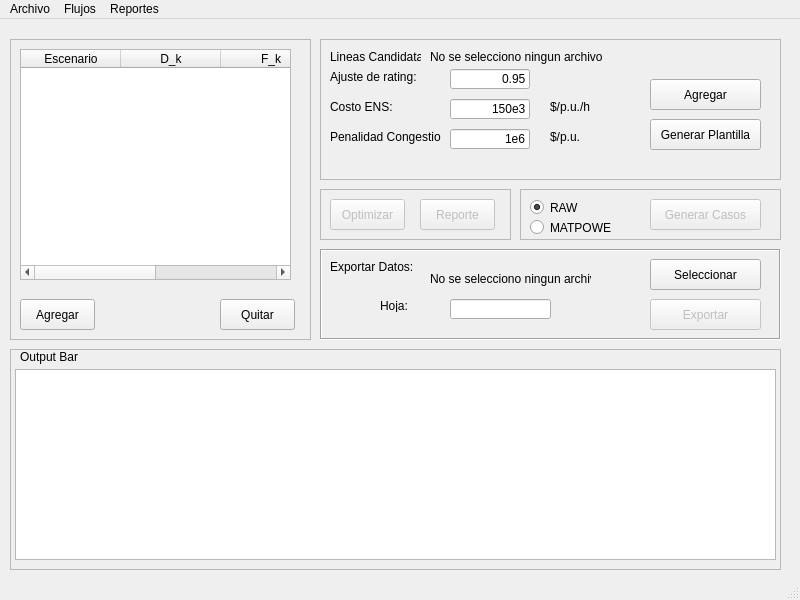
First picture: the form in tnep/ui/UI.ui, repository jbarberia/TNEP.py, before the edit.
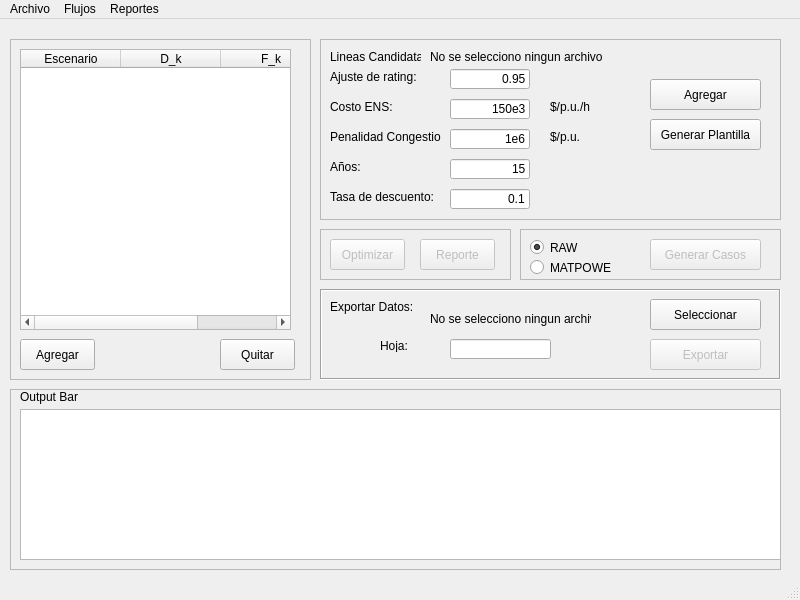
Second picture: the form after the edit.

Patch:
```diff
--- a/tnep/ui/UI.ui
+++ b/tnep/ui/UI.ui
@@ -35,7 +35,7 @@
       <x>10</x>
       <y>20</y>
       <width>301</width>
-      <height>301</height>
+      <height>341</height>
      </rect>
     </property>
     <property name="frameShape">
@@ -48,7 +48,7 @@
      <property name="geometry">
       <rect>
        <x>10</x>
-       <y>260</y>
+       <y>300</y>
        <width>75</width>
        <height>31</height>
       </rect>
@@ -61,7 +61,7 @@
      <property name="geometry">
       <rect>
        <x>210</x>
-       <y>260</y>
+       <y>300</y>
        <width>75</width>
        <height>31</height>
       </rect>
@@ -76,9 +76,21 @@
        <x>10</x>
        <y>10</y>
        <width>271</width>
-       <height>231</height>
+       <height>281</height>
       </rect>
      </property>
+     <property name="horizontalScrollBarPolicy">
+      <enum>Qt::ScrollBarAlwaysOn</enum>
+     </property>
+     <property name="sizeAdjustPolicy">
+      <enum>QAbstractScrollArea::AdjustIgnored</enum>
+     </property>
+     <property name="autoScroll">
+      <bool>false</bool>
+     </property>
+     <property name="horizontalScrollMode">
+      <enum>QAbstractItemView::ScrollPerPixel</enum>
+     </property>
      <column>
       <property name="text">
        <string>Escenario</string>
@@ -105,9 +117,9 @@
     <property name="geometry">
      <rect>
       <x>10</x>
-      <y>330</y>
+      <y>370</y>
       <width>771</width>
-      <height>221</height>
+      <height>181</height>
      </rect>
     </property>
     <property name="frameShape">
@@ -132,10 +144,10 @@
     <widget class="QTextBrowser" name="textOutputBar">
      <property name="geometry">
       <rect>
-       <x>5</x>
+       <x>10</x>
        <y>20</y>
        <width>761</width>
-       <height>191</height>
+       <height>151</height>
       </rect>
      </property>
     </widget>
@@ -146,7 +158,7 @@
       <x>320</x>
       <y>20</y>
       <width>461</width>
-      <height>141</height>
+      <height>181</height>
      </rect>
     </property>
     <property name="frameShape">
@@ -320,12 +332,70 @@
       <string>Generar Plantilla</string>
      </property>
     </widget>
+    <widget class="QLabel" name="label_11">
+     <property name="geometry">
+      <rect>
+       <x>10</x>
+       <y>120</y>
+       <width>111</width>
+       <height>16</height>
+      </rect>
+     </property>
+     <property name="text">
+      <string>Años:</string>
+     </property>
+    </widget>
+    <widget class="QLineEdit" name="anios">
+     <property name="geometry">
+      <rect>
+       <x>130</x>
+       <y>120</y>
+       <width>80</width>
+       <height>20</height>
+      </rect>
+     </property>
+     <property name="text">
+      <string>15</string>
+     </property>
+     <property name="alignment">
+      <set>Qt::AlignRight|Qt::AlignTrailing|Qt::AlignVCenter</set>
+     </property>
+    </widget>
+    <widget class="QLineEdit" name="tasaDescuento">
+     <property name="geometry">
+      <rect>
+       <x>130</x>
+       <y>150</y>
+       <width>80</width>
+       <height>20</height>
+      </rect>
+     </property>
+     <property name="text">
+      <string>0.1</string>
+     </property>
+     <property name="alignment">
+      <set>Qt::AlignRight|Qt::AlignTrailing|Qt::AlignVCenter</set>
+     </property>
+    </widget>
+    <widget class="QLabel" name="label_12">
+     <property name="geometry">
+      <rect>
+       <x>10</x>
+       <y>150</y>
+       <width>111</width>
+       <height>16</height>
+      </rect>
+     </property>
+     <property name="text">
+      <string>Tasa de descuento:</string>
+     </property>
+    </widget>
    </widget>
    <widget class="QFrame" name="frame_4">
     <property name="geometry">
      <rect>
       <x>320</x>
-      <y>170</y>
+      <y>210</y>
       <width>191</width>
       <height>51</height>
      </rect>
@@ -373,7 +443,7 @@
     <property name="geometry">
      <rect>
       <x>520</x>
-      <y>170</y>
+      <y>210</y>
       <width>261</width>
       <height>51</height>
      </rect>
@@ -434,7 +504,7 @@
     <property name="geometry">
      <rect>
       <x>320</x>
-      <y>230</y>
+      <y>270</y>
       <width>461</width>
       <height>91</height>
      </rect>
```
